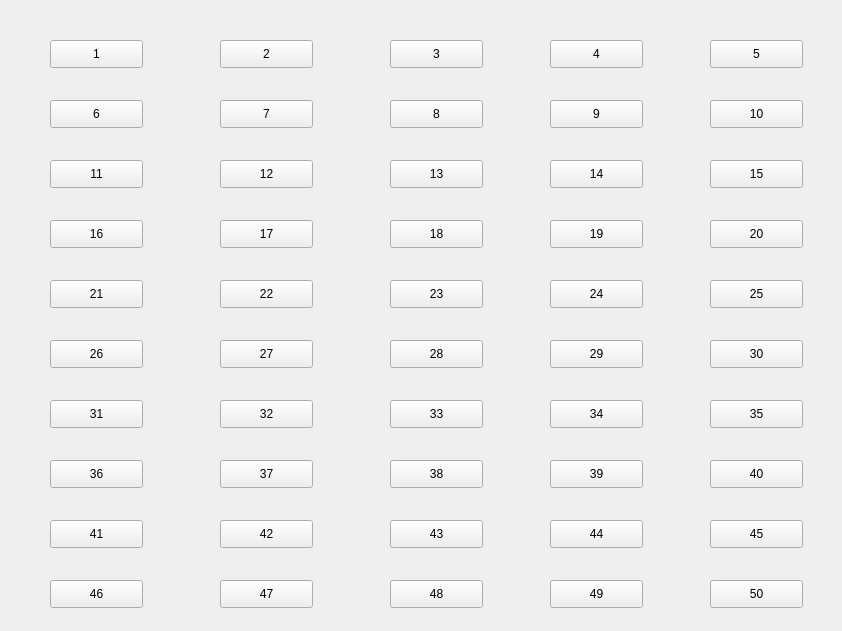
The window that TankGame/selectlevelwindow.ui (anlowee/TankGame) describes before a commit, drawn with Qt 5.
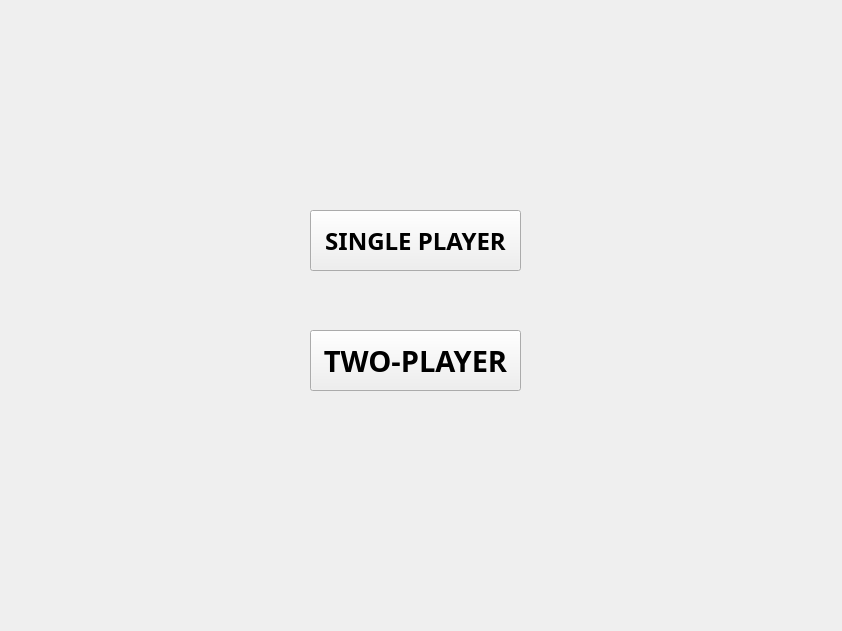
The same window after the commit. Icons and pictures are not drawn.

Commit message: single-player mode almost complete, (except some audio

The edit to the form file:
```diff
--- a/TankGame/selectlevelwindow.ui
+++ b/TankGame/selectlevelwindow.ui
@@ -31,801 +31,49 @@
   <widget class="QPushButton" name="pushButton">
    <property name="geometry">
     <rect>
-     <x>50</x>
-     <y>40</y>
-     <width>93</width>
-     <height>28</height>
+     <x>310</x>
+     <y>210</y>
+     <width>211</width>
+     <height>61</height>
     </rect>
    </property>
+   <property name="font">
+    <font>
+     <family>Source Han Serif SC Heavy</family>
+     <pointsize>18</pointsize>
+     <weight>75</weight>
+     <bold>true</bold>
+    </font>
+   </property>
    <property name="styleSheet">
     <string notr="true">border-image: url(:/sample/photo/startbutton.jpg);</string>
    </property>
    <property name="text">
-    <string>1</string>
+    <string>SINGLE PLAYER</string>
    </property>
   </widget>
   <widget class="QPushButton" name="pushButton_2">
    <property name="geometry">
     <rect>
-     <x>220</x>
-     <y>40</y>
-     <width>93</width>
-     <height>28</height>
+     <x>310</x>
+     <y>330</y>
+     <width>211</width>
+     <height>61</height>
     </rect>
    </property>
-   <property name="styleSheet">
-    <string notr="true">border-image: url(:/sample/photo/startbutton.jpg);</string>
+   <property name="font">
+    <font>
+     <family>Source Han Serif SC Heavy</family>
+     <pointsize>22</pointsize>
+     <weight>75</weight>
+     <bold>true</bold>
+    </font>
    </property>
-   <property name="text">
-    <string>2</string>
-   </property>
-  </widget>
-  <widget class="QPushButton" name="pushButton_3">
-   <property name="geometry">
-    <rect>
-     <x>550</x>
-     <y>40</y>
-     <width>93</width>
-     <height>28</height>
-    </rect>
-   </property>
    <property name="styleSheet">
     <string notr="true">border-image: url(:/sample/photo/startbutton.jpg);</string>
    </property>
    <property name="text">
-    <string>4</string>
-   </property>
-  </widget>
-  <widget class="QPushButton" name="pushButton_4">
-   <property name="geometry">
-    <rect>
-     <x>390</x>
-     <y>40</y>
-     <width>93</width>
-     <height>28</height>
-    </rect>
-   </property>
-   <property name="styleSheet">
-    <string notr="true">border-image: url(:/sample/photo/startbutton.jpg);</string>
-   </property>
-   <property name="text">
-    <string>3</string>
-   </property>
-  </widget>
-  <widget class="QPushButton" name="pushButton_5">
-   <property name="geometry">
-    <rect>
-     <x>710</x>
-     <y>40</y>
-     <width>93</width>
-     <height>28</height>
-    </rect>
-   </property>
-   <property name="styleSheet">
-    <string notr="true">border-image: url(:/sample/photo/startbutton.jpg);</string>
-   </property>
-   <property name="text">
-    <string>5</string>
-   </property>
-  </widget>
-  <widget class="QPushButton" name="pushButton_6">
-   <property name="geometry">
-    <rect>
-     <x>50</x>
-     <y>100</y>
-     <width>93</width>
-     <height>28</height>
-    </rect>
-   </property>
-   <property name="styleSheet">
-    <string notr="true">border-image: url(:/sample/photo/startbutton.jpg);</string>
-   </property>
-   <property name="text">
-    <string>6</string>
-   </property>
-  </widget>
-  <widget class="QPushButton" name="pushButton_7">
-   <property name="geometry">
-    <rect>
-     <x>50</x>
-     <y>160</y>
-     <width>93</width>
-     <height>28</height>
-    </rect>
-   </property>
-   <property name="styleSheet">
-    <string notr="true">border-image: url(:/sample/photo/startbutton.jpg);</string>
-   </property>
-   <property name="text">
-    <string>11</string>
-   </property>
-  </widget>
-  <widget class="QPushButton" name="pushButton_8">
-   <property name="geometry">
-    <rect>
-     <x>50</x>
-     <y>220</y>
-     <width>93</width>
-     <height>28</height>
-    </rect>
-   </property>
-   <property name="styleSheet">
-    <string notr="true">border-image: url(:/sample/photo/startbutton.jpg);</string>
-   </property>
-   <property name="text">
-    <string>16</string>
-   </property>
-  </widget>
-  <widget class="QPushButton" name="pushButton_9">
-   <property name="geometry">
-    <rect>
-     <x>50</x>
-     <y>280</y>
-     <width>93</width>
-     <height>28</height>
-    </rect>
-   </property>
-   <property name="styleSheet">
-    <string notr="true">border-image: url(:/sample/photo/startbutton.jpg);</string>
-   </property>
-   <property name="text">
-    <string>21</string>
-   </property>
-  </widget>
-  <widget class="QPushButton" name="pushButton_10">
-   <property name="geometry">
-    <rect>
-     <x>50</x>
-     <y>340</y>
-     <width>93</width>
-     <height>28</height>
-    </rect>
-   </property>
-   <property name="styleSheet">
-    <string notr="true">border-image: url(:/sample/photo/startbutton.jpg);</string>
-   </property>
-   <property name="text">
-    <string>26</string>
-   </property>
-  </widget>
-  <widget class="QPushButton" name="pushButton_11">
-   <property name="geometry">
-    <rect>
-     <x>50</x>
-     <y>400</y>
-     <width>93</width>
-     <height>28</height>
-    </rect>
-   </property>
-   <property name="styleSheet">
-    <string notr="true">border-image: url(:/sample/photo/startbutton.jpg);</string>
-   </property>
-   <property name="text">
-    <string>31</string>
-   </property>
-  </widget>
-  <widget class="QPushButton" name="pushButton_12">
-   <property name="geometry">
-    <rect>
-     <x>50</x>
-     <y>460</y>
-     <width>93</width>
-     <height>28</height>
-    </rect>
-   </property>
-   <property name="styleSheet">
-    <string notr="true">border-image: url(:/sample/photo/startbutton.jpg);</string>
-   </property>
-   <property name="text">
-    <string>36</string>
-   </property>
-  </widget>
-  <widget class="QPushButton" name="pushButton_13">
-   <property name="geometry">
-    <rect>
-     <x>50</x>
-     <y>520</y>
-     <width>93</width>
-     <height>28</height>
-    </rect>
-   </property>
-   <property name="styleSheet">
-    <string notr="true">border-image: url(:/sample/photo/startbutton.jpg);</string>
-   </property>
-   <property name="text">
-    <string>41</string>
-   </property>
-  </widget>
-  <widget class="QPushButton" name="pushButton_14">
-   <property name="geometry">
-    <rect>
-     <x>220</x>
-     <y>100</y>
-     <width>93</width>
-     <height>28</height>
-    </rect>
-   </property>
-   <property name="styleSheet">
-    <string notr="true">border-image: url(:/sample/photo/startbutton.jpg);</string>
-   </property>
-   <property name="text">
-    <string>7</string>
-   </property>
-  </widget>
-  <widget class="QPushButton" name="pushButton_15">
-   <property name="geometry">
-    <rect>
-     <x>50</x>
-     <y>580</y>
-     <width>93</width>
-     <height>28</height>
-    </rect>
-   </property>
-   <property name="styleSheet">
-    <string notr="true">border-image: url(:/sample/photo/startbutton.jpg);</string>
-   </property>
-   <property name="text">
-    <string>46</string>
-   </property>
-  </widget>
-  <widget class="QPushButton" name="pushButton_16">
-   <property name="geometry">
-    <rect>
-     <x>220</x>
-     <y>160</y>
-     <width>93</width>
-     <height>28</height>
-    </rect>
-   </property>
-   <property name="styleSheet">
-    <string notr="true">border-image: url(:/sample/photo/startbutton.jpg);</string>
-   </property>
-   <property name="text">
-    <string>12</string>
-   </property>
-  </widget>
-  <widget class="QPushButton" name="pushButton_17">
-   <property name="geometry">
-    <rect>
-     <x>220</x>
-     <y>220</y>
-     <width>93</width>
-     <height>28</height>
-    </rect>
-   </property>
-   <property name="styleSheet">
-    <string notr="true">border-image: url(:/sample/photo/startbutton.jpg);</string>
-   </property>
-   <property name="text">
-    <string>17</string>
-   </property>
-  </widget>
-  <widget class="QPushButton" name="pushButton_18">
-   <property name="geometry">
-    <rect>
-     <x>390</x>
-     <y>160</y>
-     <width>93</width>
-     <height>28</height>
-    </rect>
-   </property>
-   <property name="styleSheet">
-    <string notr="true">border-image: url(:/sample/photo/startbutton.jpg);</string>
-   </property>
-   <property name="text">
-    <string>13</string>
-   </property>
-  </widget>
-  <widget class="QPushButton" name="pushButton_19">
-   <property name="geometry">
-    <rect>
-     <x>390</x>
-     <y>100</y>
-     <width>93</width>
-     <height>28</height>
-    </rect>
-   </property>
-   <property name="styleSheet">
-    <string notr="true">border-image: url(:/sample/photo/startbutton.jpg);</string>
-   </property>
-   <property name="text">
-    <string>8</string>
-   </property>
-  </widget>
-  <widget class="QPushButton" name="pushButton_20">
-   <property name="geometry">
-    <rect>
-     <x>220</x>
-     <y>340</y>
-     <width>93</width>
-     <height>28</height>
-    </rect>
-   </property>
-   <property name="styleSheet">
-    <string notr="true">border-image: url(:/sample/photo/startbutton.jpg);</string>
-   </property>
-   <property name="text">
-    <string>27</string>
-   </property>
-  </widget>
-  <widget class="QPushButton" name="pushButton_21">
-   <property name="geometry">
-    <rect>
-     <x>220</x>
-     <y>280</y>
-     <width>93</width>
-     <height>28</height>
-    </rect>
-   </property>
-   <property name="styleSheet">
-    <string notr="true">border-image: url(:/sample/photo/startbutton.jpg);</string>
-   </property>
-   <property name="text">
-    <string>22</string>
-   </property>
-  </widget>
-  <widget class="QPushButton" name="pushButton_22">
-   <property name="geometry">
-    <rect>
-     <x>390</x>
-     <y>580</y>
-     <width>93</width>
-     <height>28</height>
-    </rect>
-   </property>
-   <property name="styleSheet">
-    <string notr="true">border-image: url(:/sample/photo/startbutton.jpg);</string>
-   </property>
-   <property name="text">
-    <string>48</string>
-   </property>
-  </widget>
-  <widget class="QPushButton" name="pushButton_23">
-   <property name="geometry">
-    <rect>
-     <x>390</x>
-     <y>280</y>
-     <width>93</width>
-     <height>28</height>
-    </rect>
-   </property>
-   <property name="styleSheet">
-    <string notr="true">border-image: url(:/sample/photo/startbutton.jpg);</string>
-   </property>
-   <property name="text">
-    <string>23</string>
-   </property>
-  </widget>
-  <widget class="QPushButton" name="pushButton_24">
-   <property name="geometry">
-    <rect>
-     <x>390</x>
-     <y>220</y>
-     <width>93</width>
-     <height>28</height>
-    </rect>
-   </property>
-   <property name="styleSheet">
-    <string notr="true">border-image: url(:/sample/photo/startbutton.jpg);</string>
-   </property>
-   <property name="text">
-    <string>18</string>
-   </property>
-  </widget>
-  <widget class="QPushButton" name="pushButton_25">
-   <property name="geometry">
-    <rect>
-     <x>390</x>
-     <y>340</y>
-     <width>93</width>
-     <height>28</height>
-    </rect>
-   </property>
-   <property name="styleSheet">
-    <string notr="true">border-image: url(:/sample/photo/startbutton.jpg);</string>
-   </property>
-   <property name="text">
-    <string>28</string>
-   </property>
-  </widget>
-  <widget class="QPushButton" name="pushButton_26">
-   <property name="geometry">
-    <rect>
-     <x>220</x>
-     <y>400</y>
-     <width>93</width>
-     <height>28</height>
-    </rect>
-   </property>
-   <property name="styleSheet">
-    <string notr="true">border-image: url(:/sample/photo/startbutton.jpg);</string>
-   </property>
-   <property name="text">
-    <string>32</string>
-   </property>
-  </widget>
-  <widget class="QPushButton" name="pushButton_27">
-   <property name="geometry">
-    <rect>
-     <x>220</x>
-     <y>460</y>
-     <width>93</width>
-     <height>28</height>
-    </rect>
-   </property>
-   <property name="styleSheet">
-    <string notr="true">border-image: url(:/sample/photo/startbutton.jpg);</string>
-   </property>
-   <property name="text">
-    <string>37</string>
-   </property>
-  </widget>
-  <widget class="QPushButton" name="pushButton_28">
-   <property name="geometry">
-    <rect>
-     <x>550</x>
-     <y>100</y>
-     <width>93</width>
-     <height>28</height>
-    </rect>
-   </property>
-   <property name="styleSheet">
-    <string notr="true">border-image: url(:/sample/photo/startbutton.jpg);</string>
-   </property>
-   <property name="text">
-    <string>9</string>
-   </property>
-  </widget>
-  <widget class="QPushButton" name="pushButton_29">
-   <property name="geometry">
-    <rect>
-     <x>550</x>
-     <y>160</y>
-     <width>93</width>
-     <height>28</height>
-    </rect>
-   </property>
-   <property name="styleSheet">
-    <string notr="true">border-image: url(:/sample/photo/startbutton.jpg);</string>
-   </property>
-   <property name="text">
-    <string>14</string>
-   </property>
-  </widget>
-  <widget class="QPushButton" name="pushButton_30">
-   <property name="geometry">
-    <rect>
-     <x>390</x>
-     <y>400</y>
-     <width>93</width>
-     <height>28</height>
-    </rect>
-   </property>
-   <property name="styleSheet">
-    <string notr="true">border-image: url(:/sample/photo/startbutton.jpg);</string>
-   </property>
-   <property name="text">
-    <string>33</string>
-   </property>
-  </widget>
-  <widget class="QPushButton" name="pushButton_31">
-   <property name="geometry">
-    <rect>
-     <x>220</x>
-     <y>520</y>
-     <width>93</width>
-     <height>28</height>
-    </rect>
-   </property>
-   <property name="styleSheet">
-    <string notr="true">border-image: url(:/sample/photo/startbutton.jpg);</string>
-   </property>
-   <property name="text">
-    <string>42</string>
-   </property>
-  </widget>
-  <widget class="QPushButton" name="pushButton_32">
-   <property name="geometry">
-    <rect>
-     <x>390</x>
-     <y>460</y>
-     <width>93</width>
-     <height>28</height>
-    </rect>
-   </property>
-   <property name="styleSheet">
-    <string notr="true">border-image: url(:/sample/photo/startbutton.jpg);</string>
-   </property>
-   <property name="text">
-    <string>38</string>
-   </property>
-  </widget>
-  <widget class="QPushButton" name="pushButton_33">
-   <property name="geometry">
-    <rect>
-     <x>390</x>
-     <y>520</y>
-     <width>93</width>
-     <height>28</height>
-    </rect>
-   </property>
-   <property name="styleSheet">
-    <string notr="true">border-image: url(:/sample/photo/startbutton.jpg);</string>
-   </property>
-   <property name="text">
-    <string>43</string>
-   </property>
-  </widget>
-  <widget class="QPushButton" name="pushButton_34">
-   <property name="geometry">
-    <rect>
-     <x>220</x>
-     <y>580</y>
-     <width>93</width>
-     <height>28</height>
-    </rect>
-   </property>
-   <property name="styleSheet">
-    <string notr="true">border-image: url(:/sample/photo/startbutton.jpg);</string>
-   </property>
-   <property name="text">
-    <string>47</string>
-   </property>
-  </widget>
-  <widget class="QPushButton" name="pushButton_35">
-   <property name="geometry">
-    <rect>
-     <x>550</x>
-     <y>220</y>
-     <width>93</width>
-     <height>28</height>
-    </rect>
-   </property>
-   <property name="styleSheet">
-    <string notr="true">border-image: url(:/sample/photo/startbutton.jpg);</string>
-   </property>
-   <property name="text">
-    <string>19</string>
-   </property>
-  </widget>
-  <widget class="QPushButton" name="pushButton_36">
-   <property name="geometry">
-    <rect>
-     <x>710</x>
-     <y>100</y>
-     <width>93</width>
-     <height>28</height>
-    </rect>
-   </property>
-   <property name="styleSheet">
-    <string notr="true">border-image: url(:/sample/photo/startbutton.jpg);</string>
-   </property>
-   <property name="text">
-    <string>10</string>
-   </property>
-  </widget>
-  <widget class="QPushButton" name="pushButton_37">
-   <property name="geometry">
-    <rect>
-     <x>710</x>
-     <y>220</y>
-     <width>93</width>
-     <height>28</height>
-    </rect>
-   </property>
-   <property name="styleSheet">
-    <string notr="true">border-image: url(:/sample/photo/startbutton.jpg);</string>
-   </property>
-   <property name="text">
-    <string>20</string>
-   </property>
-  </widget>
-  <widget class="QPushButton" name="pushButton_38">
-   <property name="geometry">
-    <rect>
-     <x>710</x>
-     <y>160</y>
-     <width>93</width>
-     <height>28</height>
-    </rect>
-   </property>
-   <property name="styleSheet">
-    <string notr="true">border-image: url(:/sample/photo/startbutton.jpg);</string>
-   </property>
-   <property name="text">
-    <string>15</string>
-   </property>
-  </widget>
-  <widget class="QPushButton" name="pushButton_39">
-   <property name="geometry">
-    <rect>
-     <x>710</x>
-     <y>280</y>
-     <width>93</width>
-     <height>28</height>
-    </rect>
-   </property>
-   <property name="styleSheet">
-    <string notr="true">border-image: url(:/sample/photo/startbutton.jpg);</string>
-   </property>
-   <property name="text">
-    <string>25</string>
-   </property>
-  </widget>
-  <widget class="QPushButton" name="pushButton_40">
-   <property name="geometry">
-    <rect>
-     <x>550</x>
-     <y>280</y>
-     <width>93</width>
-     <height>28</height>
-    </rect>
-   </property>
-   <property name="styleSheet">
-    <string notr="true">border-image: url(:/sample/photo/startbutton.jpg);</string>
-   </property>
-   <property name="text">
-    <string>24</string>
-   </property>
-  </widget>
-  <widget class="QPushButton" name="pushButton_41">
-   <property name="geometry">
-    <rect>
-     <x>710</x>
-     <y>340</y>
-     <width>93</width>
-     <height>28</height>
-    </rect>
-   </property>
-   <property name="styleSheet">
-    <string notr="true">border-image: url(:/sample/photo/startbutton.jpg);</string>
-   </property>
-   <property name="text">
-    <string>30</string>
-   </property>
-  </widget>
-  <widget class="QPushButton" name="pushButton_42">
-   <property name="geometry">
-    <rect>
-     <x>550</x>
-     <y>340</y>
-     <width>93</width>
-     <height>28</height>
-    </rect>
-   </property>
-   <property name="styleSheet">
-    <string notr="true">border-image: url(:/sample/photo/startbutton.jpg);</string>
-   </property>
-   <property name="text">
-    <string>29</string>
-   </property>
-  </widget>
-  <widget class="QPushButton" name="pushButton_43">
-   <property name="geometry">
-    <rect>
-     <x>710</x>
-     <y>400</y>
-     <width>93</width>
-     <height>28</height>
-    </rect>
-   </property>
-   <property name="styleSheet">
-    <string notr="true">border-image: url(:/sample/photo/startbutton.jpg);</string>
-   </property>
-   <property name="text">
-    <string>35</string>
-   </property>
-  </widget>
-  <widget class="QPushButton" name="pushButton_44">
-   <property name="geometry">
-    <rect>
-     <x>550</x>
-     <y>580</y>
-     <width>93</width>
-     <height>28</height>
-    </rect>
-   </property>
-   <property name="styleSheet">
-    <string notr="true">border-image: url(:/sample/photo/startbutton.jpg);</string>
-   </property>
-   <property name="text">
-    <string>49</string>
-   </property>
-  </widget>
-  <widget class="QPushButton" name="pushButton_45">
-   <property name="geometry">
-    <rect>
-     <x>550</x>
-     <y>400</y>
-     <width>93</width>
-     <height>28</height>
-    </rect>
-   </property>
-   <property name="styleSheet">
-    <string notr="true">border-image: url(:/sample/photo/startbutton.jpg);</string>
-   </property>
-   <property name="text">
-    <string>34</string>
-   </property>
-  </widget>
-  <widget class="QPushButton" name="pushButton_46">
-   <property name="geometry">
-    <rect>
-     <x>550</x>
-     <y>520</y>
-     <width>93</width>
-     <height>28</height>
-    </rect>
-   </property>
-   <property name="styleSheet">
-    <string notr="true">border-image: url(:/sample/photo/startbutton.jpg);</string>
-   </property>
-   <property name="text">
-    <string>44</string>
-   </property>
-  </widget>
-  <widget class="QPushButton" name="pushButton_47">
-   <property name="geometry">
-    <rect>
-     <x>550</x>
-     <y>460</y>
-     <width>93</width>
-     <height>28</height>
-    </rect>
-   </property>
-   <property name="styleSheet">
-    <string notr="true">border-image: url(:/sample/photo/startbutton.jpg);</string>
-   </property>
-   <property name="text">
-    <string>39</string>
-   </property>
-  </widget>
-  <widget class="QPushButton" name="pushButton_48">
-   <property name="geometry">
-    <rect>
-     <x>710</x>
-     <y>460</y>
-     <width>93</width>
-     <height>28</height>
-    </rect>
-   </property>
-   <property name="styleSheet">
-    <string notr="true">border-image: url(:/sample/photo/startbutton.jpg);</string>
-   </property>
-   <property name="text">
-    <string>40</string>
-   </property>
-  </widget>
-  <widget class="QPushButton" name="pushButton_49">
-   <property name="geometry">
-    <rect>
-     <x>710</x>
-     <y>520</y>
-     <width>93</width>
-     <height>28</height>
-    </rect>
-   </property>
-   <property name="styleSheet">
-    <string notr="true">border-image: url(:/sample/photo/startbutton.jpg);</string>
-   </property>
-   <property name="text">
-    <string>45</string>
-   </property>
-  </widget>
-  <widget class="QPushButton" name="pushButton_50">
-   <property name="geometry">
-    <rect>
-     <x>710</x>
-     <y>580</y>
-     <width>93</width>
-     <height>28</height>
-    </rect>
-   </property>
-   <property name="styleSheet">
-    <string notr="true">border-image: url(:/sample/photo/startbutton.jpg);</string>
-   </property>
-   <property name="text">
-    <string>50</string>
+    <string>TWO-PLAYER</string>
    </property>
   </widget>
  </widget>
```
The commit also changes 12 other files.
